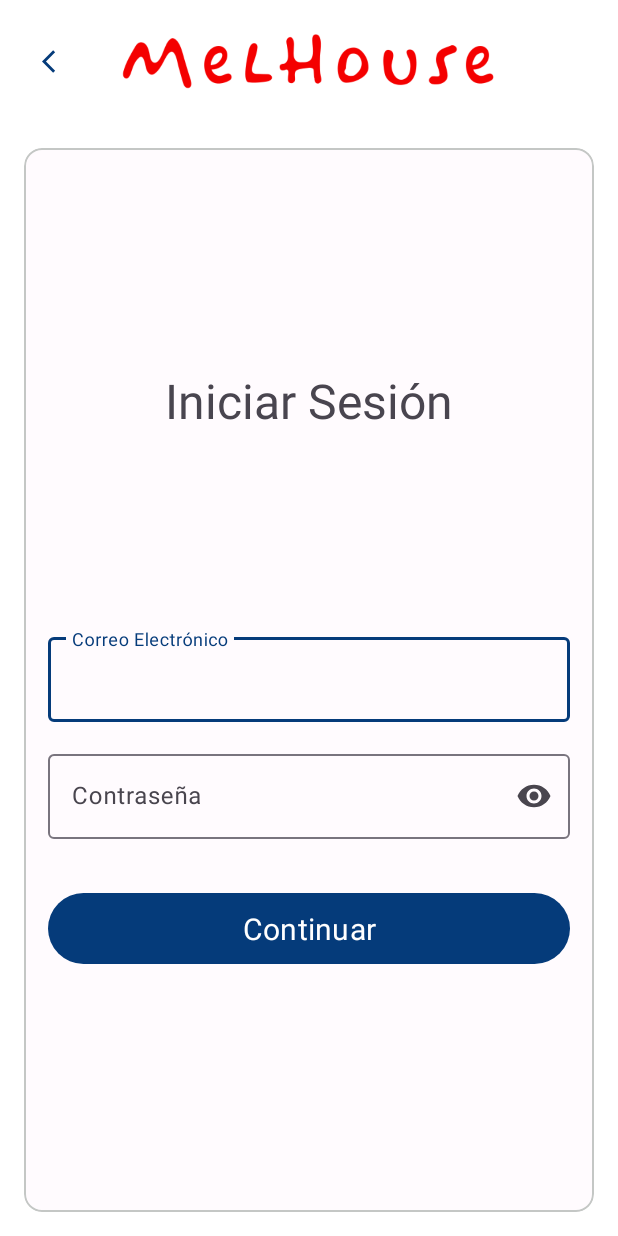
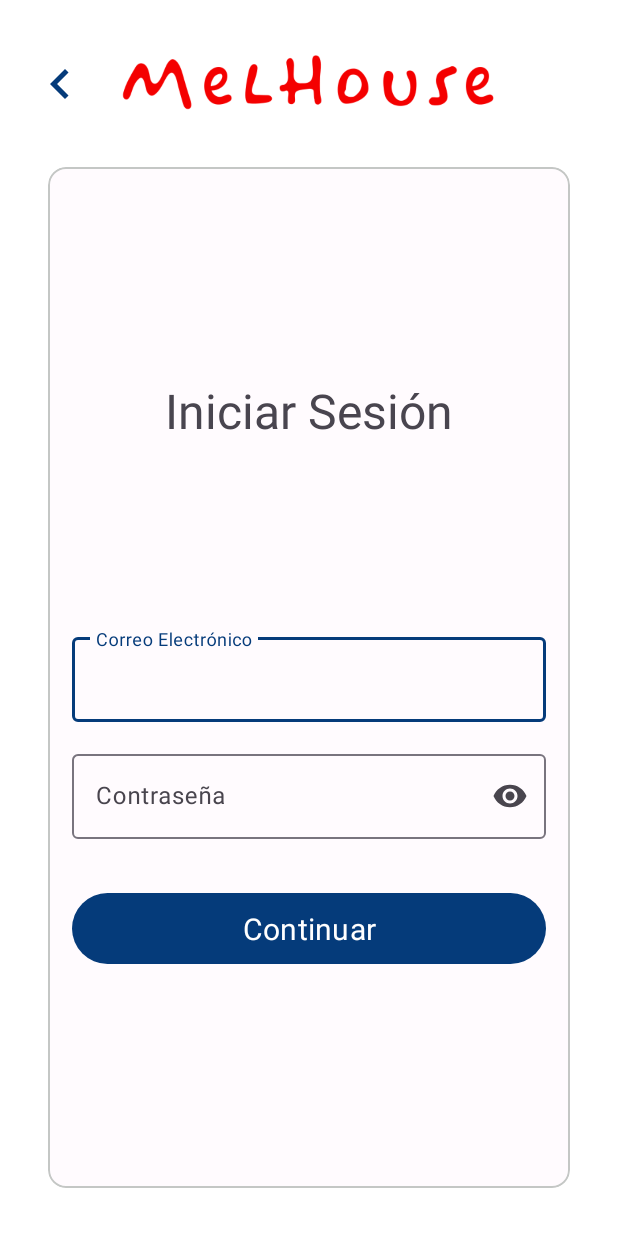
Before and after one commit to algarfer/MelHouse, an Android app: the layout activity_login.xml on its own in the app's theme, with its tools: preview values and no code run, on a phone screen of 412 x 824 dp. Run offline under Robolectric (Android 15) with nearby library versions, the phone set to English and light mode, and no system bars.

Commit message:
Fixed icons:
- Now the back icon (chevron) is bigger and is centered in the layout
- The iOS chevron has been replaced by the chevron left icon
- The letter of the profile layout has been centered

```diff
--- a/apk/app/src/main/res/drawable/baseline_arrow_back_ios_24.xml
+++ /dev/null
@@ -1,5 +0,0 @@
-<vector xmlns:android="http://schemas.android.com/apk/res/android" android:autoMirrored="true" android:height="48dp" android:tint="#000000" android:viewportHeight="24" android:viewportWidth="24" android:width="48dp">
-
-    <path android:fillColor="@android:color/white" android:pathData="M11.67,3.87L9.9,2.1 0,12l9.9,9.9 1.77,-1.77L3.54,12z"/>
-
-</vector>
--- a/apk/app/src/main/res/drawable/baseline_chevron_left_24.xml
+++ b/apk/app/src/main/res/drawable/baseline_chevron_left_24.xml
@@ -1,5 +1,5 @@
-<vector xmlns:android="http://schemas.android.com/apk/res/android" android:height="24dp" android:tint="#000000" android:viewportHeight="24" android:viewportWidth="24" android:width="24dp">
+<vector xmlns:android="http://schemas.android.com/apk/res/android" android:height="24dp" android:tint="#000000" android:viewportHeight="12" android:viewportWidth="12" android:width="24dp">
 
-    <path android:fillColor="@android:color/white" android:pathData="M15.41,7.41L14,6l-6,6 6,6 1.41,-1.41L10.83,12z"/>
+    <path android:fillColor="@android:color/white" android:pathData="M9.41,1.41L8,0l-6,6 6,6 1.41,-1.41L4.83,6z"/>
 
 </vector>
--- a/apk/app/src/main/res/layout/activity_login.xml
+++ b/apk/app/src/main/res/layout/activity_login.xml
@@ -4,15 +4,15 @@
     xmlns:tools="http://schemas.android.com/tools"
     android:layout_width="match_parent"
     android:layout_height="match_parent"
+    android:layout_margin="16dp"
     tools:context=".presentation.activities.LoginActivity">
 
     <Button
         android:id="@+id/btnBack"
-        style="@style/Widget.Material3.Button.TextButton"
-        android:layout_width="42dp"
+        style="?attr/materialIconButtonStyle"
+        android:layout_width="wrap_content"
         android:layout_height="wrap_content"
-        android:layout_marginStart="16dp"
-        app:icon="@drawable/baseline_arrow_back_ios_24"
+        app:icon="@drawable/baseline_chevron_left_24"
         app:layout_constraintTop_toTopOf="parent"
         app:layout_constraintBottom_toTopOf="@+id/guidelineLogo"
         app:layout_constraintStart_toStartOf="parent" />
--- a/apk/app/src/main/res/layout/menu_profile_layout.xml
+++ b/apk/app/src/main/res/layout/menu_profile_layout.xml
@@ -20,6 +20,7 @@
         android:layout_height="wrap_content"
         android:textSize="20sp"
         android:textColor="@color/on_primary"
+        android:layout_marginTop="-2dp"
         tools:text="A" />
 
 </LinearLayout>
```
Also changed, not shown: apk/app/src/main/res/layout/activity_signup.xml (+3 -4 lines).
